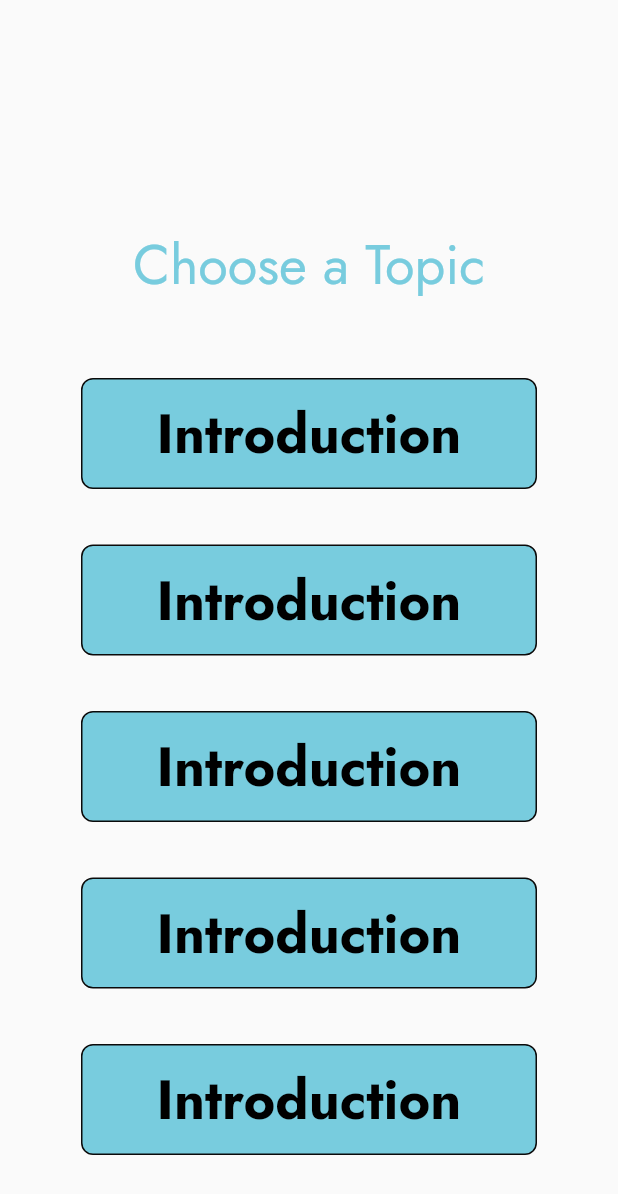
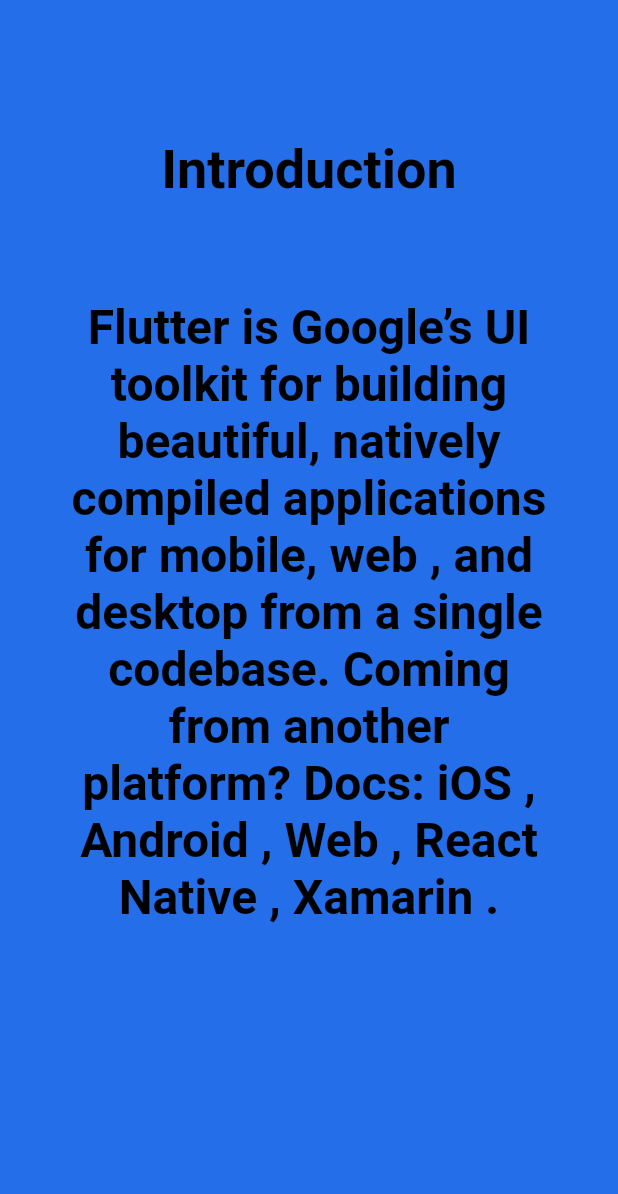
Before and after one commit to Bickeykr/readFlutter, a Flutter app: the HomePage screen opened by its route, after a tap on "Introduction", on a phone screen of 412 x 824 dp. Shown: the top 1194 px of the screen. Run offline on Flutter 3.47's test engine with Material 2 defaults, Android fonts, the phone set to English and light mode, and no system bars; our stand-ins replace google_fonts.

Commit message:
Created 1 topic page of introduction

```diff
--- a/lib/Pages/HomePage.dart
+++ b/lib/Pages/HomePage.dart
@@ -1,6 +1,8 @@
 // We could write this code in main.dart but that will become lenthery so we create a separate file for a seperate file.
 
 import 'package:flutter/material.dart';
+//===========Pages
+import 'package:read_flutter/utiles/routes.dart';
 
 class HomePage extends StatefulWidget {
   const HomePage({Key? key}) : super(key: key);
@@ -29,7 +31,9 @@
             height: 50,
           ),
           InkWell(
-            onTap: (() {}),
+            onTap: (() {
+              Navigator.pushNamed(context, MyRoutes.topicPage01);
+            }),
             child: Ink(
               width: 304,
               height: 74,
--- /dev/null
+++ b/lib/TopicPages/topicPage01.dart
@@ -0,0 +1,50 @@
+//=============material.dar
+import 'package:flutter/material.dart';
+//=============pages
+import 'package:read_flutter/utiles/routes.dart';
+import 'package:google_fonts/google_fonts.dart';
+
+class topicPage01 extends StatelessWidget {
+  @override
+  Widget build(BuildContext context) {
+    return MaterialApp(
+      home: Scaffold(
+        backgroundColor: Color(0xff246EE9),
+        body: SafeArea(
+          child: Center(
+            child: Column(
+              children: [
+                SizedBox(
+                  height: 92,
+                ),
+                Text(
+                  "Introduction",
+                  style: TextStyle(
+                    color: Color.fromARGB(255, 0, 0, 0),
+                    fontWeight: FontWeight.bold,
+                    fontSize: 36,
+                  ),
+                ),
+                SizedBox(
+                  height: 65,
+                ),
+                Padding(
+                  padding: const EdgeInsets.fromLTRB(39, 0, 39, 0),
+                  child: Text(
+                    "Flutter is Google’s UI toolkit for building beautiful, natively compiled applications for mobile, web , and desktop from a single codebase. Coming from another platform? Docs: iOS , Android , Web , React Native , Xamarin .",
+                    style: TextStyle(
+                      color: Color.fromARGB(255, 0, 0, 0),
+                      fontWeight: FontWeight.bold,
+                      fontSize: 32,
+                    ),
+                    textAlign: TextAlign.center,
+                  ),
+                )
+              ],
+            ),
+          ),
+        ),
+      ),
+    );
+  }
+}
--- a/lib/main.dart
+++ b/lib/main.dart
@@ -1,8 +1,12 @@
+//===========Material.dart
 import 'package:flutter/material.dart';
-import 'package:read_flutter/Pages/StartingPage.dart';
+//===========Pub get pakeges
 import 'package:google_fonts/google_fonts.dart';
+//===========Pages
 import 'package:read_flutter/utiles/routes.dart';
 import 'Pages/HomePage.dart';
+import 'TopicPages/topicPage01.dart';
+import 'package:read_flutter/Pages/StartingPage.dart';
 
 void main() {
   runApp(MyApp());
@@ -14,6 +18,7 @@
   @override
   Widget build(BuildContext context) {
     return MaterialApp(
+      //================ThemeMode==========================//
       themeMode: ThemeMode.light,
       theme: ThemeData(
         primarySwatch: Colors.red,
@@ -23,9 +28,11 @@
       darkTheme: ThemeData(
         brightness: Brightness.dark,
       ),
+      //==========================routes==================//
       routes: {
-        "/": (context) => StartingPage(),
+        "/": (context) => topicPage01(),
         MyRoutes.HomeRoute: (context) => HomePage(),
+        MyRoutes.topicPage01: (context) => topicPage01(),
       },
     );
   }
--- a/lib/utiles/routes.dart
+++ b/lib/utiles/routes.dart
@@ -1,3 +1,4 @@
 class MyRoutes {
   static String HomeRoute = "/HomePage";
+  static String topicPage01 = "/topicPage01 ";
 }
```
